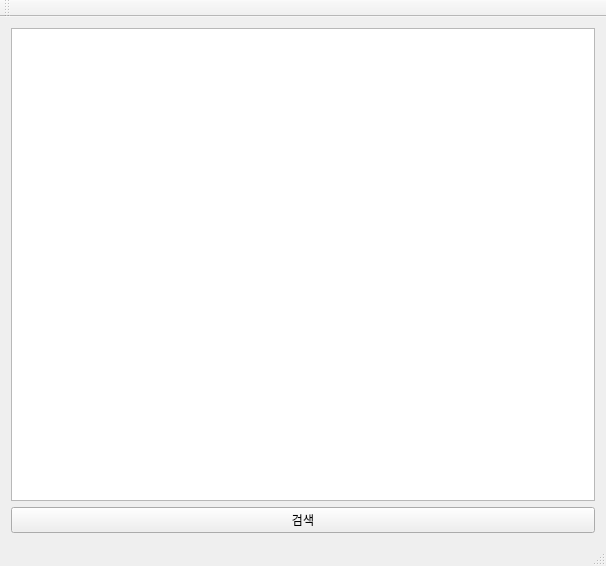
The window that mainwindow.ui (psy1064/TreeManagementSystem) describes before a commit, drawn with Qt 5.
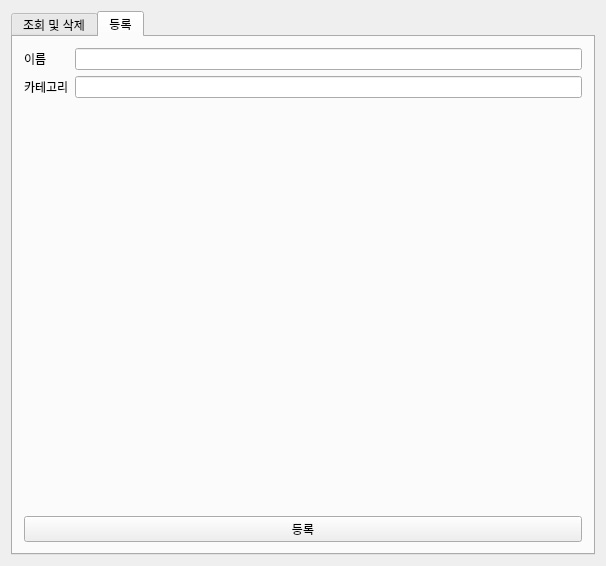
The same window after the commit.

Commit message: 등록 기능 추가

Patch:
```diff
--- a/mainwindow.ui
+++ b/mainwindow.ui
@@ -16,36 +16,84 @@
   <widget class="QWidget" name="centralWidget">
    <layout class="QGridLayout" name="gridLayout">
     <item row="0" column="0">
-     <widget class="QTableView" name="tableView"/>
-    </item>
-    <item row="1" column="0">
-     <widget class="QPushButton" name="pushButton">
-      <property name="text">
-       <string>검색</string>
+     <widget class="QTabWidget" name="tabWidget">
+      <property name="currentIndex">
+       <number>1</number>
       </property>
+      <widget class="QWidget" name="tab">
+       <attribute name="title">
+        <string>조회 및 삭제</string>
+       </attribute>
+       <layout class="QVBoxLayout" name="verticalLayout_2">
+        <item>
+         <widget class="QTableView" name="tableView"/>
+        </item>
+        <item>
+         <layout class="QHBoxLayout" name="horizontalLayout">
+          <item>
+           <widget class="QPushButton" name="selectButton">
+            <property name="text">
+             <string>조회</string>
+            </property>
+           </widget>
+          </item>
+          <item>
+           <widget class="QPushButton" name="deleteButton">
+            <property name="text">
+             <string>삭제</string>
+            </property>
+           </widget>
+          </item>
+         </layout>
+        </item>
+       </layout>
+      </widget>
+      <widget class="QWidget" name="tab_2">
+       <attribute name="title">
+        <string>등록</string>
+       </attribute>
+       <layout class="QGridLayout" name="gridLayout_5">
+        <item row="0" column="0">
+         <layout class="QGridLayout" name="gridLayout_3">
+          <item row="0" column="0">
+           <layout class="QFormLayout" name="formLayout">
+            <item row="0" column="0">
+             <widget class="QLabel" name="label">
+              <property name="text">
+               <string>이름</string>
+              </property>
+             </widget>
+            </item>
+            <item row="0" column="1">
+             <widget class="QLineEdit" name="nameEdit"/>
+            </item>
+            <item row="1" column="0">
+             <widget class="QLabel" name="label_2">
+              <property name="text">
+               <string>카테고리</string>
+              </property>
+             </widget>
+            </item>
+            <item row="1" column="1">
+             <widget class="QLineEdit" name="categoryEdit"/>
+            </item>
+           </layout>
+          </item>
+          <item row="1" column="0">
+           <widget class="QPushButton" name="insertButton">
+            <property name="text">
+             <string>등록</string>
+            </property>
+           </widget>
+          </item>
+         </layout>
+        </item>
+       </layout>
+      </widget>
      </widget>
     </item>
    </layout>
   </widget>
-  <widget class="QMenuBar" name="menuBar">
-   <property name="geometry">
-    <rect>
-     <x>0</x>
-     <y>0</y>
-     <width>606</width>
-     <height>26</height>
-    </rect>
-   </property>
-  </widget>
-  <widget class="QToolBar" name="mainToolBar">
-   <attribute name="toolBarArea">
-    <enum>TopToolBarArea</enum>
-   </attribute>
-   <attribute name="toolBarBreak">
-    <bool>false</bool>
-   </attribute>
-  </widget>
-  <widget class="QStatusBar" name="statusBar"/>
  </widget>
  <layoutdefault spacing="6" margin="11"/>
  <resources/>
```
The commit also changes 4 other files.
